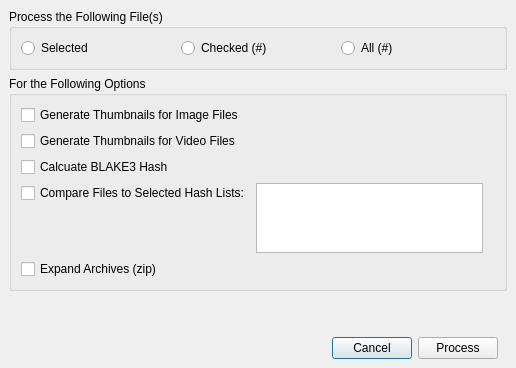
First picture: the form in digdeeperdialog.ui, repository pjrinaldi/wombatforensics, before the edit.
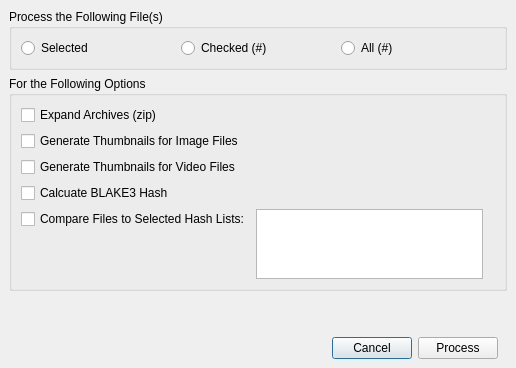
Second picture: the form after the edit.

Commit message: working on expanding zip archives

Diff of the .ui file:
```diff
--- a/digdeeperdialog.ui
+++ b/digdeeperdialog.ui
@@ -98,6 +98,17 @@
         <string>For the Following Options</string>
        </property>
        <layout class="QVBoxLayout" name="verticalLayout_4">
+        <item>
+         <layout class="QHBoxLayout" name="horizontalLayout_4">
+          <item>
+           <widget class="QCheckBox" name="expandarchivescheckbox">
+            <property name="text">
+             <string>Expand Archives (zip)</string>
+            </property>
+           </widget>
+          </item>
+         </layout>
+        </item>
         <item>
          <widget class="QCheckBox" name="thumbnailcheckBox">
           <property name="text">
@@ -187,17 +198,6 @@
           </item>
          </layout>
         </item>
-        <item>
-         <layout class="QHBoxLayout" name="horizontalLayout_4">
-          <item>
-           <widget class="QCheckBox" name="expandarchivescheckbox">
-            <property name="text">
-             <string>Expand Archives (zip)</string>
-            </property>
-           </widget>
-          </item>
-         </layout>
-        </item>
        </layout>
       </widget>
      </item>
```
The commit also changes 4 other files.
